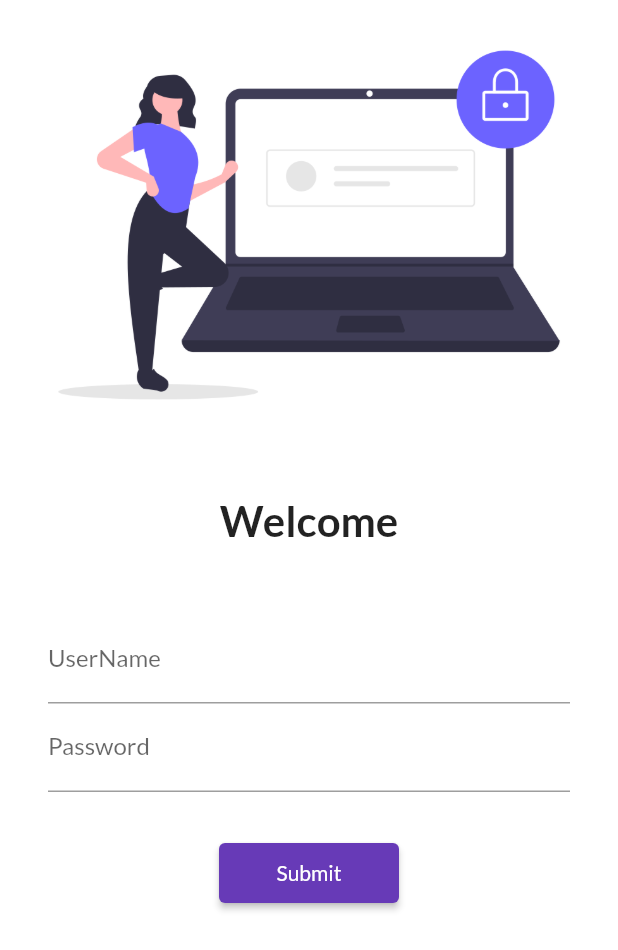
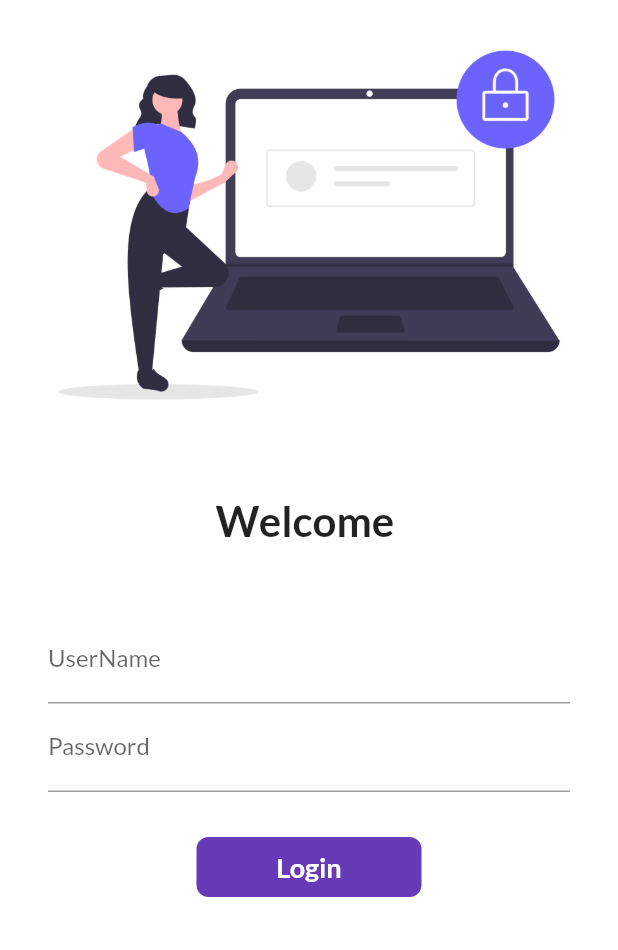
Before and after one commit to akshatgarg2829/flutter-app, a Flutter app: the screen it shows after launch, on a phone screen of 412 x 824 dp. Shown: the top 950 px of the screen. Run offline on Flutter 3.47's test engine with Material 2 defaults, Android fonts, the phone set to English and light mode, and no system bars; our stand-ins replace google_fonts.

Commit message:
day_6 completed

```diff
--- a/lib/main.dart
+++ b/lib/main.dart
@@ -1,5 +1,6 @@
 import 'package:first/pages/home_page.dart';
 import 'package:first/pages/login_page.dart';
+import 'package:first/utils/routes.dart';
 import 'package:google_fonts/google_fonts.dart';
 import 'package:flutter/material.dart';
 
@@ -11,6 +12,7 @@ class MyApp extends StatelessWidget {
   @override
   Widget build(BuildContext context) {
     return MaterialApp(
+      debugShowCheckedModeBanner: false,
       themeMode: ThemeMode.light,
       theme: ThemeData(
           primarySwatch: Colors.deepPurple,
@@ -18,8 +20,8 @@ class MyApp extends StatelessWidget {
       darkTheme: ThemeData(brightness: Brightness.dark),
       routes: {
         "/": (context) => LoginPage(),
-        "/home": (context) => HomePage(),
-        "/login": (context) => LoginPage(),
+        MyRoutes.homeRoute: (context) => HomePage(),
+        MyRoutes.loginRoute: (context) => LoginPage(),
       },
     );
   }
--- a/lib/pages/login_page.dart
+++ b/lib/pages/login_page.dart
@@ -4,7 +4,14 @@ import 'package:flutter/material.dart';
 
 import '../utils/routes.dart';
 
-class LoginPage extends StatelessWidget {
+class LoginPage extends StatefulWidget {
+  @override
+  State<LoginPage> createState() => _LoginPageState();
+}
+
+class _LoginPageState extends State<LoginPage> {
+  String name = "";
+  bool changeButton = false;
   @override
   Widget build(BuildContext context) {
     return Material(
@@ -19,7 +26,7 @@ class LoginPage extends StatelessWidget {
             ),
             SizedBox(height: 30.0),
             Text(
-              "Welcome",
+              "Welcome $name",
               style: TextStyle(fontSize: 28, fontWeight: FontWeight.bold),
             ),
             SizedBox(height: 30.0),
@@ -31,6 +38,10 @@ class LoginPage extends StatelessWidget {
                   TextFormField(
                     decoration: InputDecoration(
                         hintText: "Enter Username", labelText: "UserName"),
+                    onChanged: (value) {
+                      name = value;
+                      setState(() {});
+                    },
                   ),
                   TextFormField(
                     obscureText: true,
@@ -40,13 +51,45 @@ class LoginPage extends StatelessWidget {
                     ),
                   ),
                   SizedBox(height: 30.0),
-                  ElevatedButton(
-                    child: Text("Submit"),
-                    style: TextButton.styleFrom(minimumSize: Size(120, 40)),
-                    onPressed: () {
+
+                  InkWell(
+                    onTap: () async {
+                      setState(() {
+                        changeButton = true;
+                      });
+                      await Future.delayed(Duration(seconds: 1));
                       Navigator.pushNamed(context, MyRoutes.homeRoute);
                     },
-                  )
+                    child: AnimatedContainer(
+                      duration: Duration(seconds: 1),
+                      height: 40,
+                      width: changeButton ? 50 : 150,
+                      alignment: Alignment.center,
+                      child: changeButton
+                          ? Icon(
+                              Icons.done,
+                              color: Colors.white,
+                            )
+                          : Text("Login",
+                              style: TextStyle(
+                                  fontSize: 18,
+                                  fontWeight: FontWeight.bold,
+                                  color: Colors.white)),
+                      decoration: BoxDecoration(
+                        color: Colors.deepPurple,
+                        borderRadius:
+                            BorderRadius.circular(changeButton ? 20 : 8),
+                      ),
+                    ),
+                  ),
+
+                  // ElevatedButton(
+                  //   child: Text("Submit"),
+                  //   style: TextButton.styleFrom(minimumSize: Size(120, 40)),
+                  //   onPressed: () {
+                  //     Navigator.pushNamed(context, MyRoutes.homeRoute);
+                  //   },
+                  // )
                 ],
               ),
             )
--- /dev/null
+++ b/lib/utils/routes.dart
@@ -0,0 +1,4 @@
+class MyRoutes {
+  static String loginRoute = '/login';
+  static String homeRoute = '/home';
+}
```
